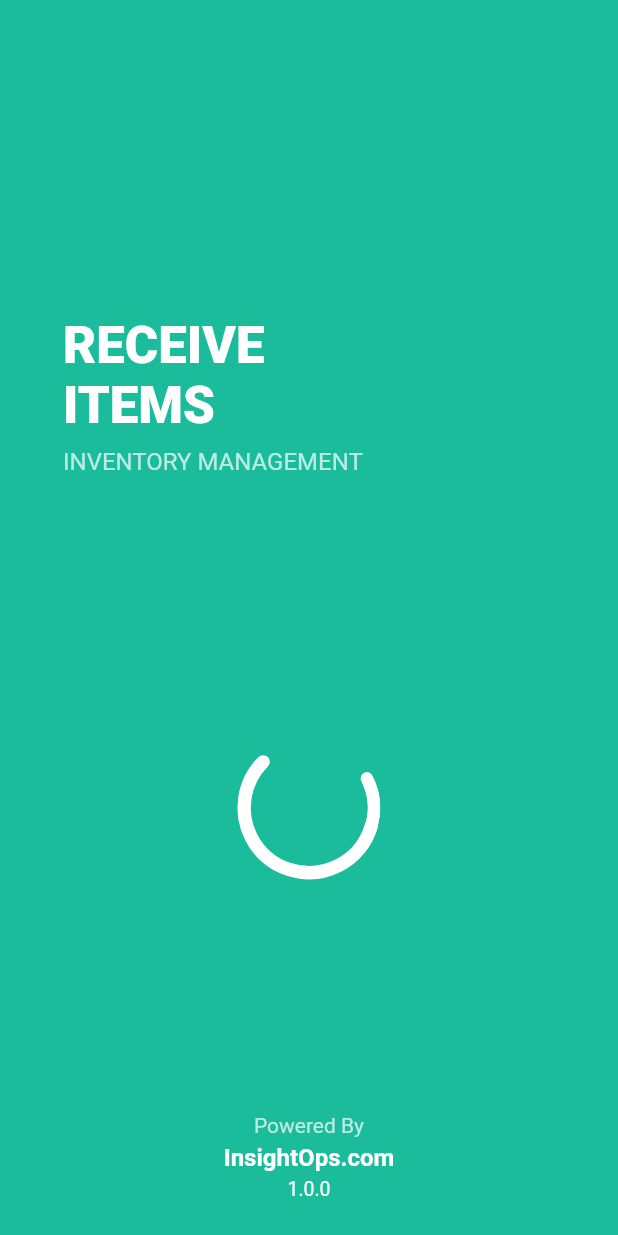
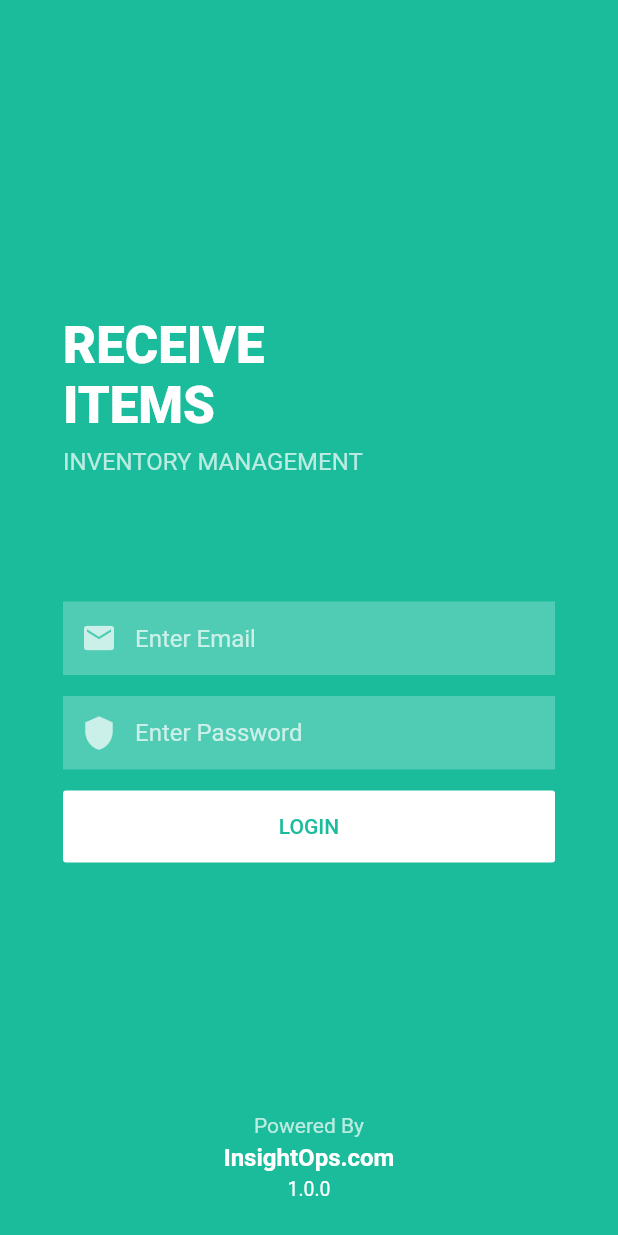
Before and after one commit to grevity/Insight-ops-stock-management-app, a Flutter app: the screen it shows after launch, swiped to page 2, on a phone screen of 412 x 824 dp. Run offline on Flutter 3.47's test engine with Material 2 defaults, Android fonts, the phone set to English and light mode, and no system bars; our stand-ins replace auto_route, dio, get_it, lottie, shared_preferences; Roboto replaces fonts that are missing (NanumGothic-Bold, NanumGothic-Regular).

```diff
--- a/lib/screens/login.dart
+++ b/lib/screens/login.dart
@@ -88,7 +88,9 @@ class _LoginState extends State<Login> {
                             response.data["user"]["role"]["id"] == 1) {
                           GetIt.I<SharedPreferences>()
                               .setBool("isLoggedIn", true);
-                          ExtendedNavigator.of(context).push(Routes.homeIndex);
+
+                          //So that we won't get back to login aka splash screen...
+                          ExtendedNavigator.of(context).pushAndRemoveUntil(Routes.homeIndex, (route) => false);
                         } else {
                           showDialog(
                               context: context,
--- a/lib/screens/splash.dart
+++ b/lib/screens/splash.dart
@@ -18,13 +18,15 @@ class _SplashScreenState extends State<SplashScreen> {
     super.initState();
 
     //Do not modify below code this is an intentional delay...
-    // Future.delayed(Duration(milliseconds: 3000), () {
-    //   if(GetIt.I<SharedPreferences>().getBool("isLoggedIn")??false){
-    //     ExtendedNavigator.of(context).push(Routes.homeIndex);
-    //   }else {
-    //     pageController.animateToPage(1, duration: Duration(milliseconds: 800), curve: Curves.easeInOut);
-    //   }
-    // });
+    Future.delayed(Duration(milliseconds: 3000), () {
+      if(GetIt.I<SharedPreferences>().getBool("isLoggedIn")??false){
+
+        //So that we won't get back to login aka splash screen...
+        ExtendedNavigator.of(context).pushAndRemoveUntil(Routes.homeIndex, (route) => false);
+      }else {
+        pageController.animateToPage(1, duration: Duration(milliseconds: 800), curve: Curves.easeInOut);
+      }
+    });
   }
   @override
   Widget build(BuildContext context) {
@@ -79,14 +81,13 @@ class _SplashScreenState extends State<SplashScreen> {
                 child: PageView(
                   controller: pageController,
                   children: [
-                    Login(),
-
                     Container(
                       padding: EdgeInsets.all(58),
                       child: Lottie.asset(
-                          "assets/animation/lottie/loading.json",
+                        "assets/animation/lottie/loading.json",
                       ),
                     ),
+                    Login(),
                   ],
                 )
               ),
```
Also changed, not shown: 1 other file.
